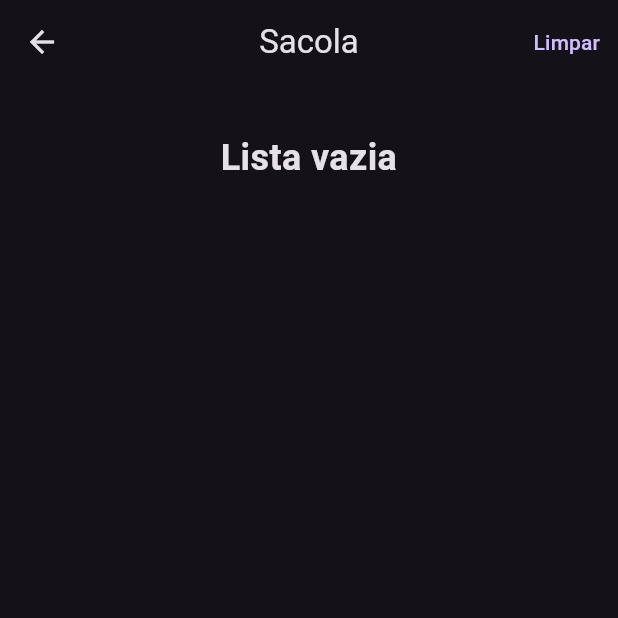
After one commit to agsjohn/AluraTechTasteFlutter, a Flutter app: the screen it shows after launch, after a tap on "Bora!", after a tap on the "shopping basket" icon, on a phone screen of 412 x 824 dp, the top half of it. The commit adds this screen. Run offline on Flutter 3.47's test engine with Material 3 defaults, Android fonts, the phone set to English and light mode, and no system bars; our stand-ins replace badges.

Commit message:
Fim imersão Alura

```diff
--- a/lib/main.dart
+++ b/lib/main.dart
@@ -1,6 +1,7 @@
 import 'package:flutter/material.dart';
 import 'package:my_app/data/restaurant_data.dart';
 import 'package:my_app/ui/_core/app_theme.dart';
+import 'package:my_app/ui/_core/bag_provider.dart';
 import 'package:my_app/ui/splash/splash_screen.dart';
 import 'package:provider/provider.dart';
 
@@ -16,6 +17,7 @@ void main() async {
             return restaurantData;
           },
         ),
+        ChangeNotifierProvider(create: (context) => BagProvider()),
       ],
       child: MyApp(),
     ),
@@ -27,6 +29,10 @@ class MyApp extends StatelessWidget {
 
   @override
   Widget build(BuildContext context) {
-    return MaterialApp(theme: AppTheme.appTheme, home: SplashScreen());
+    return MaterialApp(
+      theme: AppTheme.appTheme,
+      home: SplashScreen(),
+      debugShowCheckedModeBanner: false,
+    );
   }
 }
--- /dev/null
+++ b/lib/model/dish.dart
@@ -0,0 +1,40 @@
+class Dish {
+  final String id;
+  final String name;
+  final String description;
+  final int price;
+  final String imagePath;
+
+  Dish({
+    required this.id,
+    required this.name,
+    required this.description,
+    required this.price,
+    required this.imagePath,
+  });
+
+  Map<String, dynamic> toMap() {
+    return {
+      'id': id,
+      'name': name,
+      'description': description,
+      'price': price,
+      'imagePath': imagePath,
+    };
+  }
+
+  factory Dish.fromMap(Map<String, dynamic> map) {
+    return Dish(
+      id: map['id'],
+      name: map['name'],
+      description: map['description'],
+      price: map['price'],
+      imagePath: map['imagePath'],
+    );
+  }
+
+  @override
+  String toString() {
+    return 'Dish(id: $id, name: $name, description: $description, price: $price, imagePath: $imagePath)';
+  }
+}
--- a/lib/model/restaurant.dart
+++ b/lib/model/restaurant.dart
@@ -1,3 +1,5 @@
+import 'package:my_app/model/dish.dart';
+
 class Restaurant {
   String id;
   String imagePath;
@@ -6,6 +8,7 @@ class Restaurant {
   double stars;
   int distance;
   List<String> categories;
+  List<Dish> dishes;
 
   Restaurant({
     required this.id,
@@ -15,6 +18,7 @@ class Restaurant {
     required this.stars,
     required this.distance,
     required this.categories,
+    required this.dishes,
   });
 
   Map<String, dynamic> toMap() {
@@ -26,6 +30,7 @@ class Restaurant {
       'stars': stars,
       'distance': distance,
       'categories': categories,
+      'dishes': dishes.map((dish) => dish.toMap()).toList(),
     };
   }
 
@@ -38,6 +43,14 @@ class Restaurant {
       stars: map['stars'],
       distance: map['distance'],
       categories: List<String>.from(map['categories']),
+      dishes: List<Dish>.from(
+        map['dishes'].map((dish) => Dish.fromMap(dish)).toList(),
+      ),
     );
   }
+
+  @override
+  String toString() {
+    return 'Restaurant(id: $id, imagePath: $imagePath, name: $name, description: $description, stars: $stars, distance: $distance, categories: $categories, dishes: $dishes)';
+  }
 }
--- /dev/null
+++ b/lib/ui/_core/widgets/appbar.dart
@@ -0,0 +1,36 @@
+import 'package:flutter/material.dart';
+import 'package:my_app/ui/_core/bag_provider.dart';
+import 'package:my_app/ui/checkout/checkout_screen.dart';
+import 'package:provider/provider.dart';
+import 'package:badges/badges.dart' as badges;
+
+AppBar getAppBar({required BuildContext context, String? title}) {
+  BagProvider bagProvider = Provider.of<BagProvider>(context);
+  return AppBar(
+    title: title != null ? Text(title) : null,
+    centerTitle: true,
+    actions: [
+      badges.Badge(
+        showBadge: bagProvider.dishesOnBag.isNotEmpty,
+        position: badges.BadgePosition.bottomStart(start: 0, bottom: 0),
+        badgeContent: Text(
+          bagProvider.dishesOnBag.length.toString(),
+          style: TextStyle(fontSize: 10),
+        ),
+        child: IconButton(
+          onPressed: () {
+            Navigator.push(
+              context,
+              MaterialPageRoute(
+                builder: (context) {
+                  return CheckoutScreen();
+                },
+              ),
+            );
+          },
+          icon: Icon(Icons.shopping_basket),
+        ),
+      ),
+    ],
+  );
+}
--- /dev/null
+++ b/lib/ui/checkout/checkout_screen.dart
@@ -0,0 +1,111 @@
+import 'package:flutter/material.dart';
+import 'package:my_app/model/dish.dart';
+import 'package:my_app/ui/_core/bag_provider.dart';
+import 'package:provider/provider.dart';
+
+class CheckoutScreen extends StatelessWidget {
+  const CheckoutScreen({super.key});
+
+  @override
+  Widget build(BuildContext context) {
+    BagProvider bagProvider = Provider.of<BagProvider>(context);
+    if (bagProvider.dishesOnBag.isEmpty) {
+      return Scaffold(
+        appBar: AppBar(
+          centerTitle: true,
+          title: Text("Sacola"),
+          actions: [
+            TextButton(
+              onPressed: () {
+                bagProvider.clearBag();
+              },
+              child: Text("Limpar"),
+            ),
+          ],
+        ),
+        body: Padding(
+          padding: const EdgeInsets.symmetric(horizontal: 8),
+          child: SingleChildScrollView(
+            child: Column(
+              crossAxisAlignment: CrossAxisAlignment.stretch,
+              children: [
+                SizedBox(height: 32),
+                Text(
+                  "Lista vazia",
+                  textAlign: TextAlign.center,
+                  style: TextStyle(fontSize: 24, fontWeight: FontWeight.bold),
+                ),
+              ],
+            ),
+          ),
+        ),
+      );
+    } else {
+      return Scaffold(
+        appBar: AppBar(
+          centerTitle: true,
+          title: Text("Sacola"),
+          actions: [
+            TextButton(
+              onPressed: () {
+                bagProvider.clearBag();
+              },
+              child: Text("Limpar"),
+            ),
+          ],
+        ),
+        body: Padding(
+          padding: const EdgeInsets.symmetric(horizontal: 8),
+          child: SingleChildScrollView(
+            child: Column(
+              crossAxisAlignment: CrossAxisAlignment.stretch,
+              children: [
+                Text("Pedidos", textAlign: TextAlign.center),
+                Column(
+                  children: List.generate(
+                    bagProvider.getMapByAmount().keys.length,
+                    (index) {
+                      Dish dish =
+                          bagProvider.getMapByAmount().keys.toList()[index];
+                      return ListTile(
+                        onTap: () {},
+                        leading: Image.asset(
+                          'assets/dishes/default.png',
+                          width: 48,
+                          height: 48,
+                        ),
+                        title: Text(dish.name),
+                        subtitle: Text("R\$${dish.price.toStringAsFixed(2)}"),
+                        trailing: Row(
+                          mainAxisSize: MainAxisSize.min,
+                          children: [
+                            IconButton(
+                              onPressed: () {
+                                bagProvider.removeDish(dish);
+                              },
+                              icon: Icon(Icons.remove),
+                            ),
+                            Text(
+                              bagProvider.getMapByAmount()[dish].toString(),
+                              style: TextStyle(fontSize: 18),
+                            ),
+                            IconButton(
+                              onPressed: () {
+                                bagProvider.addAllDishes([dish]);
+                              },
+                              icon: Icon(Icons.add),
+                            ),
+                          ],
+                        ),
+                      );
+                    },
+                  ),
+                ),
+              ],
+            ),
+          ),
+        ),
+      );
+    }
+  }
+}
--- a/lib/ui/home/home_screen.dart
+++ b/lib/ui/home/home_screen.dart
@@ -2,6 +2,7 @@ import 'package:flutter/material.dart';
 import 'package:my_app/data/categories_data.dart';
 import 'package:my_app/data/restaurant_data.dart';
 import 'package:my_app/model/restaurant.dart';
+import 'package:my_app/ui/_core/widgets/appbar.dart';
 import 'package:my_app/ui/home/widgets/categorie_widget.dart';
 import 'package:my_app/ui/home/widgets/restaurant_widget.dart';
 import 'package:provider/provider.dart';
@@ -14,11 +15,7 @@ class HomeScreen extends StatelessWidget {
     RestaurantData restaurantData = Provider.of<RestaurantData>(context);
     return Scaffold(
       drawer: Drawer(),
-      appBar: AppBar(
-        actions: [
-          IconButton(onPressed: () {}, icon: Icon(Icons.account_circle)),
-        ],
-      ),
+      appBar: getAppBar(context: context),
       body: Padding(
         padding: EdgeInsets.symmetric(horizontal: 24),
         child: SingleChildScrollView(
--- a/pubspec.yaml
+++ b/pubspec.yaml
@@ -35,6 +35,7 @@ dependencies:
   # Use with the CupertinoIcons class for iOS style icons.
   cupertino_icons: ^1.0.8
   provider: ^6.1.4
+  badges: ^3.1.2
 
 dev_dependencies:
   flutter_test:
```
Also changed, not shown: lib/ui/_core/bag_provider.dart (added, +34 -0 lines), lib/ui/home/widgets/restaurant_widget.dart (+14 -1 lines), lib/ui/restaurant/restaurant_screen.dart (added, +52 -0 lines), pubspec.lock.
